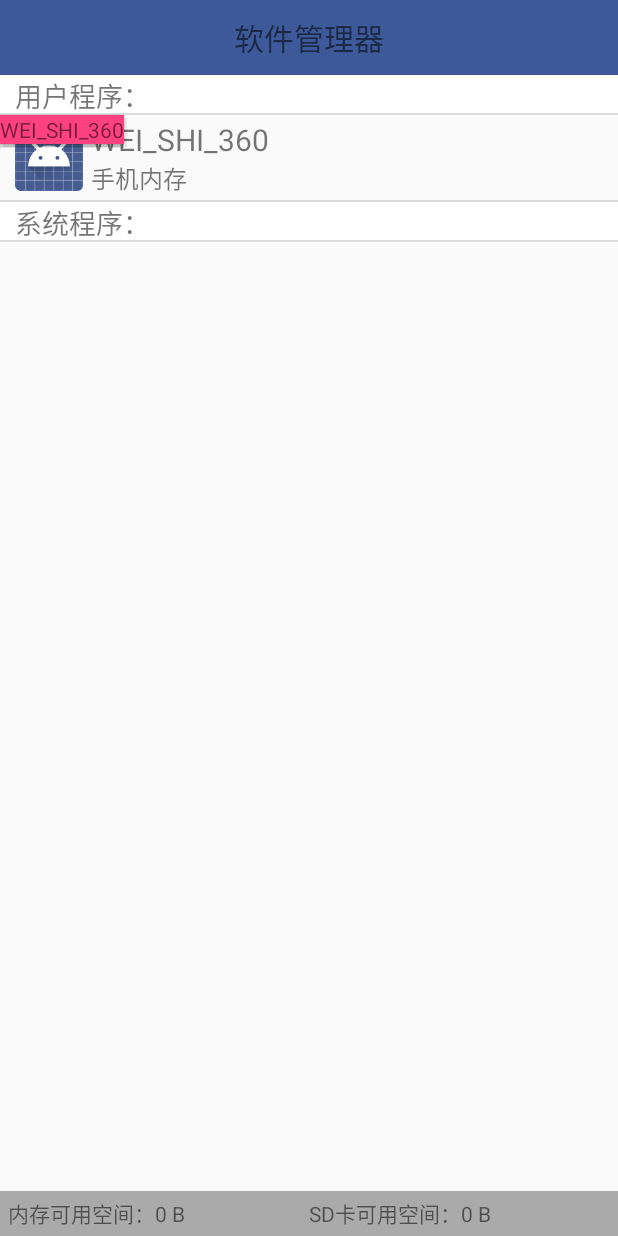
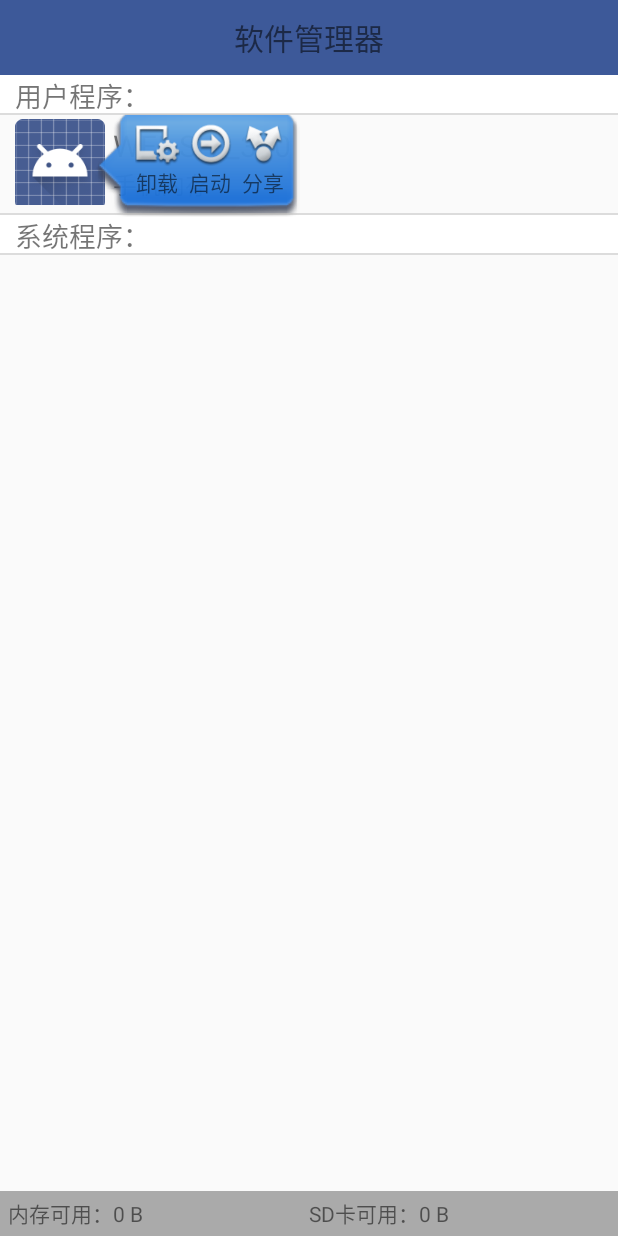
Before and after one commit to zcjxz/WEI_SHI_360, an Android app: the AppManagerActivity screen opened directly, with no data from a screen before it, after a tap on "WEI_SHI_360", on a phone screen of 412 x 824 dp. Run offline under Robolectric (Android 15) with nearby library versions, the phone set to English and light mode, and no system bars.

Commit message:
软件管理——启动和卸载功能

```diff
--- a/app/src/main/java/com/zcj/wei_shi_360/activity/AppManagerActivity.java
+++ b/app/src/main/java/com/zcj/wei_shi_360/activity/AppManagerActivity.java
@@ -1,5 +1,10 @@
 package com.zcj.wei_shi_360.activity;
 
+import android.content.Intent;
+import android.content.pm.PackageManager;
+import android.graphics.Color;
+import android.graphics.drawable.ColorDrawable;
+import android.net.Uri;
 import android.os.Environment;
 import android.os.Handler;
 import android.os.Message;
@@ -8,15 +13,19 @@
 import android.os.Bundle;
 
 import android.text.format.Formatter;
-import android.util.Log;
+
 import android.view.Gravity;
-import android.view.MotionEvent;
+
 import android.view.View;
 import android.view.ViewGroup;
+import android.view.animation.AlphaAnimation;
+import android.view.animation.Animation;
+import android.view.animation.AnimationSet;
+import android.view.animation.ScaleAnimation;
 import android.widget.AbsListView;
 import android.widget.AdapterView;
 import android.widget.BaseAdapter;
-import android.widget.FrameLayout;
+
 import android.widget.ImageView;
 import android.widget.LinearLayout;
 
@@ -24,11 +33,13 @@
 import android.widget.PopupWindow;
 import android.widget.RelativeLayout;
 import android.widget.TextView;
+import android.widget.Toast;
+
 
 import com.zcj.wei_shi_360.R;
 import com.zcj.wei_shi_360.bean.AppInfo;
 import com.zcj.wei_shi_360.engine.AppInfoProvider;
-
+import com.zcj.wei_shi_360.utils.DensityUtil;
 
 
 import java.util.ArrayList;
@@ -52,6 +63,7 @@
             switch (msg.what){
                 case LOADED_APPINFOS:
                     setListViewData();
+                    setListener();
                     loading.setVisibility(View.INVISIBLE);
                     break;
 
@@ -60,7 +72,10 @@
     };
     private TextView tv_status;
     private PopupWindow popupWindow;
-
+    private LinearLayout ll_start;
+    private LinearLayout ll_uninstall;
+    private LinearLayout ll_share;
+    private AppInfoManagerAdapter appInfoManagerAdapter;
 
 
     @Override
@@ -75,11 +90,19 @@
 
         long romSize=getAvailSpace(Environment.getDataDirectory().getAbsolutePath());
         long sdSize=getAvailSpace(Environment.getExternalStorageDirectory().getAbsolutePath());
-        tv_avail_rom.setText("内存可用空间："+ Formatter.formatFileSize(this,romSize));
-        tv_avail_sd.setText("SD卡可用空间："+ Formatter.formatFileSize(this,sdSize));
+        tv_avail_rom.setText("内存可用："+ Formatter.formatFileSize(this,romSize));
+        tv_avail_sd.setText("SD卡可用："+ Formatter.formatFileSize(this,sdSize));
 
         loading.setVisibility(View.VISIBLE);
         appInfos = new ArrayList<AppInfo>();
+        fillData();
+
+    }
+
+    /**
+     * 填充数据
+     */
+    private void fillData(){
         new Thread(){
             @Override
             public void run() {
@@ -98,7 +121,6 @@
                 handler.sendMessage(msg);
             }
         }.start();
-
     }
 
     /**
@@ -114,6 +136,148 @@
         return size*availableCount;
     }
 
+
+
+
+    /**
+     * 得到数据后，绘制界面
+     */
+    private void setListViewData(){
+        if (appInfoManagerAdapter==null){
+        appInfoManagerAdapter = new AppInfoManagerAdapter();
+        listView.setAdapter(appInfoManagerAdapter);
+        }else{
+            appInfoManagerAdapter.notifyDataSetChanged();
+        }
+
+    }
+
+    private void setListener(){
+        //设置滑动的监听
+        listView.setOnScrollListener(new AbsListView.OnScrollListener() {
+            @Override
+            public void onScrollStateChanged(AbsListView view, int scrollState) {
+
+            }
+
+            @Override
+            public void onScroll(AbsListView view, int firstVisibleItem, int visibleItemCount, int totalItemCount) {
+                dismissPopupWindow();
+                if (firstVisibleItem<=userAppInfos.size()){
+                    tv_status.setText("用户程序：");
+                }else{
+                    tv_status.setText("系统程序：");
+                }
+            }
+        });
+        //设置item的监听
+        listView.setOnItemClickListener(new AdapterView.OnItemClickListener() {
+
+            AppInfo appInfo;
+            @Override
+            public void onItemClick(AdapterView<?> parent, View view, int position, long id) {
+//                if (position==0||position==userAppInfos.size()+1){
+//
+//                }else if(position<=userAppInfos.size()){//用户程序
+//                    int newPosition=position-1;
+//                    appInfo=userAppInfos.get(newPosition);
+//                }else{                                  //系统程序
+//                    int newPosition=position-1-userAppInfos.size()-1;
+//                    appInfo=systemAppInfos.get(newPosition);
+//                }
+                Object object=listView.getItemAtPosition(position);
+                if (object!=null&&object instanceof AppInfo){
+//                    if(position<=userAppInfos.size()){//用户程序
+//                        int newPosition=position-1;
+//                        appInfo=userAppInfos.get(newPosition);
+//                    }else{                                  //系统程序
+//                        int newPosition=position-1-userAppInfos.size()-1;
+//                        appInfo=systemAppInfos.get(newPosition);
+//                    }
+                    appInfo= (AppInfo) object;
+                }
+                dismissPopupWindow();
+                RelativeLayout layout=new RelativeLayout(AppManagerActivity.this);
+                View contentView=View.inflate(AppManagerActivity.this,R.layout.popup_window,null);
+                ll_start =  (LinearLayout) contentView.findViewById(R.id.ll_start);
+                ll_uninstall =  (LinearLayout) contentView.findViewById(R.id.ll_uninstall);
+                ll_share =  (LinearLayout) contentView.findViewById(R.id.ll_share);
+                ll_start.setOnClickListener(new popupOnClick(appInfo));
+                ll_uninstall.setOnClickListener(new popupOnClick(appInfo));
+                ll_share.setOnClickListener(new popupOnClick(appInfo));
+                layout.addView(contentView);
+                ViewGroup.LayoutParams layoutParams=contentView.getLayoutParams();
+                layoutParams.height=view.getHeight();
+                contentView.setLayoutParams(layoutParams);
+                contentView.invalidate();
+                int[] view_location=new int[2];
+                view.getLocationInWindow(view_location);//获取当前item的view的位置
+                popupWindow = new PopupWindow(layout, ViewGroup.LayoutParams.WRAP_CONTENT,ViewGroup.LayoutParams.WRAP_CONTENT);
+                //动画播放的效果必须要有背景颜色
+                popupWindow.setBackgroundDrawable(new ColorDrawable(Color.TRANSPARENT));//设置透明的背景颜色
+                int left_dp=65;
+                int left_px = DensityUtil.dip2px(AppManagerActivity.this, left_dp);
+                popupWindow.showAtLocation(parent, Gravity.LEFT|Gravity.TOP,left_px,view_location[1]);
+                ScaleAnimation scaleAnimation = new ScaleAnimation(0.5f, 1.0f, 0.5f, 1.0f, Animation.RELATIVE_TO_SELF, 0, Animation.RELATIVE_TO_SELF, 0.5f);
+                scaleAnimation.setDuration(300);
+                AlphaAnimation alphaAnimation=new AlphaAnimation(0,1.0f);
+                alphaAnimation.setDuration(300);
+                AnimationSet set=new AnimationSet(false);
+                set.addAnimation(scaleAnimation);
+                set.addAnimation(alphaAnimation);
+                contentView.startAnimation(set);
+            }
+        });
+    }
+    private void dismissPopupWindow(){
+        if (popupWindow!=null&&popupWindow.isShowing()){
+            popupWindow.dismiss();
+            popupWindow=null;
+        }
+    }
+
+    @Override
+    protected void onDestroy() {
+        dismissPopupWindow();
+        super.onDestroy();
+    }
+
+
+    /**
+     * 启动应用
+     */
+    private void startApplication(AppInfo appInfo) {
+        PackageManager pm=getPackageManager();
+//        Intent intent=new Intent();
+//        intent.setAction("android.intent.action.MAIN");
+//        intent.addCategory("android.intent.category.LAUNCHER");
+//        //查询出所有能启动的Activity
+//        List<ResolveInfo> resolveInfos = pm.queryIntentActivities(intent, PackageManager.GET_INTENT_FILTERS);
+        Intent intent = pm.getLaunchIntentForPackage(appInfo.getPackName());
+        if (intent!=null){
+            startActivity(intent);
+        }else{
+            Toast.makeText(AppManagerActivity.this, "该应用不能启动", Toast.LENGTH_SHORT).show();
+        }
+    }
+
+    /**
+     * 卸载应用
+     */
+    private void uninstallApplication(AppInfo appinfo){
+        Intent intent=new Intent();
+        intent.setAction("android.intent.action.VIEW");
+        intent.setAction("android.intent.action.DELETE");
+        intent.addCategory("android.intent.category.DEFAULT");
+        intent.setData(Uri.parse("package:"+appinfo.getPackName()));
+        startActivity(intent);
+    }
+
+    /**
+     * 类
+     */
+
+
     private class AppInfoManagerAdapter extends BaseAdapter {
 
         @Override
@@ -123,7 +287,25 @@
 
         @Override
         public Object getItem(int position) {
-            return position;
+
+            if (position==0||position==userAppInfos.size()+1){
+                return null;
+            }
+
+            AppInfo appInfo;
+
+            if (position < userAppInfos.size() + 1) {
+
+                appInfo = userAppInfos.get(position - 1);
+
+            } else {
+
+                int location = userAppInfos.size() + 2;
+
+                appInfo = systemAppInfos.get(position - location);
+            }
+
+            return appInfo;
         }
 
         @Override
@@ -204,59 +386,25 @@
         TextView tv_name;
         TextView tv_location;
     }
-    private void setListViewData(){
-        listView.setAdapter(new AppInfoManagerAdapter());
-        listView.setOnScrollListener(new AbsListView.OnScrollListener() {
-            @Override
-            public void onScrollStateChanged(AbsListView view, int scrollState) {
+    class popupOnClick implements View.OnClickListener {
+        private AppInfo appinfo;
+        public popupOnClick(AppInfo appinfo){
+            this.appinfo=appinfo;
+        }
+        @Override
+        public void onClick(View v) {
+            dismissPopupWindow();
+            switch (v.getId()){
+                case R.id.ll_start:
+                    startApplication(appinfo);
+                    break;
+                case R.id.ll_share:
 
+                    break;
+                case R.id.ll_uninstall:
+                    uninstallApplication(appinfo);
+                    break;
             }
-
-            @Override
-            public void onScroll(AbsListView view, int firstVisibleItem, int visibleItemCount, int totalItemCount) {
-                dismissPopupWindow();
-                if (firstVisibleItem<=userAppInfos.size()){
-                    tv_status.setText("用户程序：");
-                }else{
-                    tv_status.setText("系统程序：");
-                }
-            }
-        });
-        listView.setOnItemClickListener(new AdapterView.OnItemClickListener() {
-            AppInfo appInfo;
-            @Override
-            public void onItemClick(AdapterView<?> parent, View view, int position, long id) {
-                if (position==0||position==userAppInfos.size()+1){
-
-                }else if(position<=userAppInfos.size()){//用户程序
-                    int newPosition=position-1;
-                    appInfo=userAppInfos.get(newPosition);
-                }else{                                  //系统程序
-                    int newPosition=position-1-userAppInfos.size()-1;
-                    appInfo=systemAppInfos.get(newPosition);
-                }
-                dismissPopupWindow();
-                TextView textView=new TextView(AppManagerActivity.this);
-                textView.setText(appInfo.getName());
-                textView.setBackgroundResource(R.color.colorAccent);
-                int[] view_location=new int[2];
-                view.getLocationInWindow(view_location);
-                popupWindow = new PopupWindow(textView, ViewGroup.LayoutParams.WRAP_CONTENT,ViewGroup.LayoutParams.WRAP_CONTENT);
-                popupWindow.showAtLocation(parent, Gravity.LEFT|Gravity.TOP,view_location[0],view_location[1]);
-            }
-        });
-
-    }
-    private void dismissPopupWindow(){
-        if (popupWindow!=null&&popupWindow.isShowing()){
-            popupWindow.dismiss();
-            popupWindow=null;
         }
     }
-
-    @Override
-    protected void onDestroy() {
-        dismissPopupWindow();
-        super.onDestroy();
-    }
 }
--- /dev/null
+++ b/app/src/main/java/com/zcj/wei_shi_360/utils/DensityUtil.java
@@ -0,0 +1,25 @@
+package com.zcj.wei_shi_360.utils;
+
+import android.content.Context;
+
+/**
+ * Created by ZCJ on 2016/5/25.
+ */
+public class DensityUtil {
+
+    /**
+     * 根据手机的分辨率从 dip 的单位 转成为 px(像素)
+     */
+    public static int dip2px(Context context, float dpValue) {
+        final float scale = context.getResources().getDisplayMetrics().density;
+        return (int) (dpValue * scale + 0.5f);
+    }
+
+    /**
+     * 根据手机的分辨率从 px(像素) 的单位 转成为 dp
+     */
+    public static int px2dip(Context context, float pxValue) {
+        final float scale = context.getResources().getDisplayMetrics().density;
+        return (int) (pxValue / scale + 0.5f);
+    }
+}
--- a/app/src/main/res/layout/list_item_appinfo.xml
+++ b/app/src/main/res/layout/list_item_appinfo.xml
@@ -5,8 +5,8 @@
     android:paddingBottom="5dp">
     <ImageView
         android:id="@+id/iv_appIcon"
-        android:layout_width="45dp"
-        android:layout_height="45dp"
+        android:layout_width="60dp"
+        android:layout_height="60dp"
         android:layout_marginLeft="10dp"
         android:layout_marginRight="5dp"
         android:layout_centerVertical="true"
--- /dev/null
+++ b/app/src/main/res/layout/popup_window.xml
@@ -0,0 +1,55 @@
+<?xml version="1.0" encoding="utf-8"?>
+<LinearLayout xmlns:android="http://schemas.android.com/apk/res/android"
+    android:layout_width="wrap_content"
+    android:layout_height="wrap_content"
+    android:orientation="horizontal"
+    android:background="@drawable/local_popup_bg">
+    <LinearLayout
+        android:id="@+id/ll_uninstall"
+        android:orientation="vertical"
+        android:layout_width="wrap_content"
+        android:layout_height="wrap_content"
+        android:layout_marginLeft="5dp">
+        <ImageView
+            android:layout_width="30dp"
+            android:layout_height="30dp"
+            android:src="@drawable/img1"/>
+        <TextView
+            android:gravity="center"
+            android:layout_width="match_parent"
+            android:layout_height="wrap_content"
+            android:text="卸载"/>
+    </LinearLayout>
+    <LinearLayout
+        android:id="@+id/ll_start"
+        android:orientation="vertical"
+        android:layout_width="wrap_content"
+        android:layout_height="wrap_content"
+        android:layout_marginLeft="5dp">
+        <ImageView
+            android:layout_width="30dp"
+            android:layout_height="30dp"
+            android:src="@drawable/img2"/>
+        <TextView
+            android:gravity="center"
+            android:layout_width="match_parent"
+            android:layout_height="wrap_content"
+            android:text="启动"/>
+    </LinearLayout>
+    <LinearLayout
+        android:id="@+id/ll_share"
+        android:orientation="vertical"
+        android:layout_width="wrap_content"
+        android:layout_height="wrap_content"
+        android:layout_marginLeft="5dp">
+        <ImageView
+            android:layout_width="30dp"
+            android:layout_height="30dp"
+            android:src="@drawable/img3"/>
+        <TextView
+            android:gravity="center"
+            android:layout_width="match_parent"
+            android:layout_height="wrap_content"
+            android:text="分享"/>
+    </LinearLayout>
+</LinearLayout>
```
Also changed, not shown: app/src/main/res/drawable/img1.png (added), app/src/main/res/drawable/img2.png (added), app/src/main/res/drawable/img3.png (added), app/src/main/res/drawable/local_popup_bg.9.png (added).
